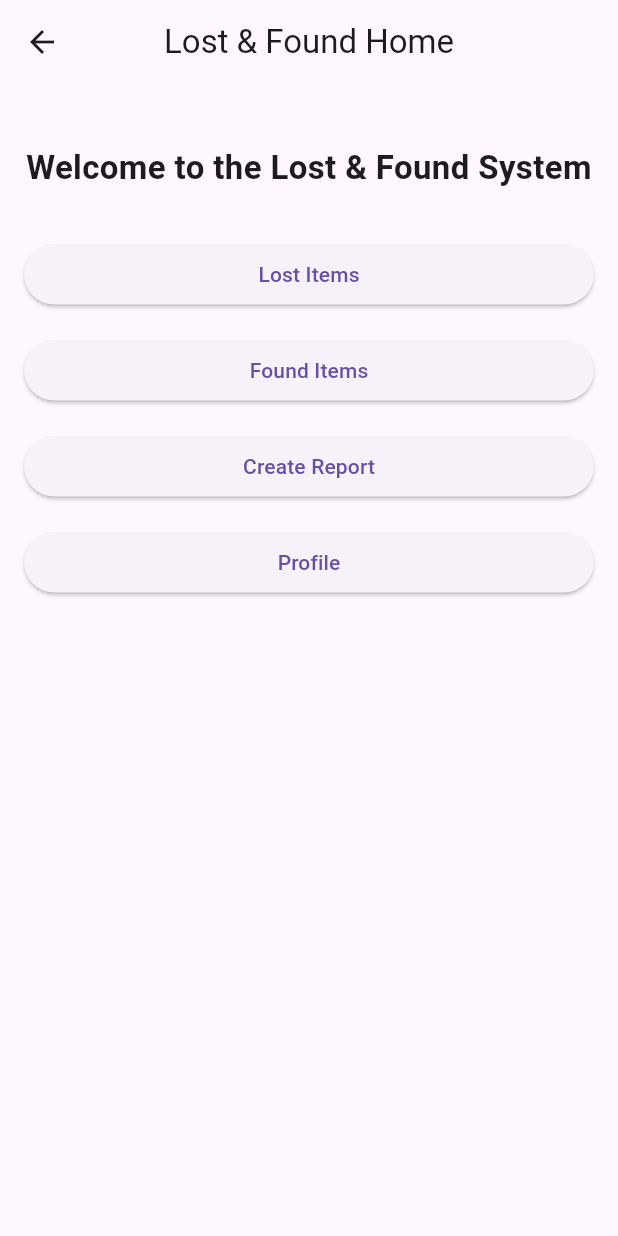
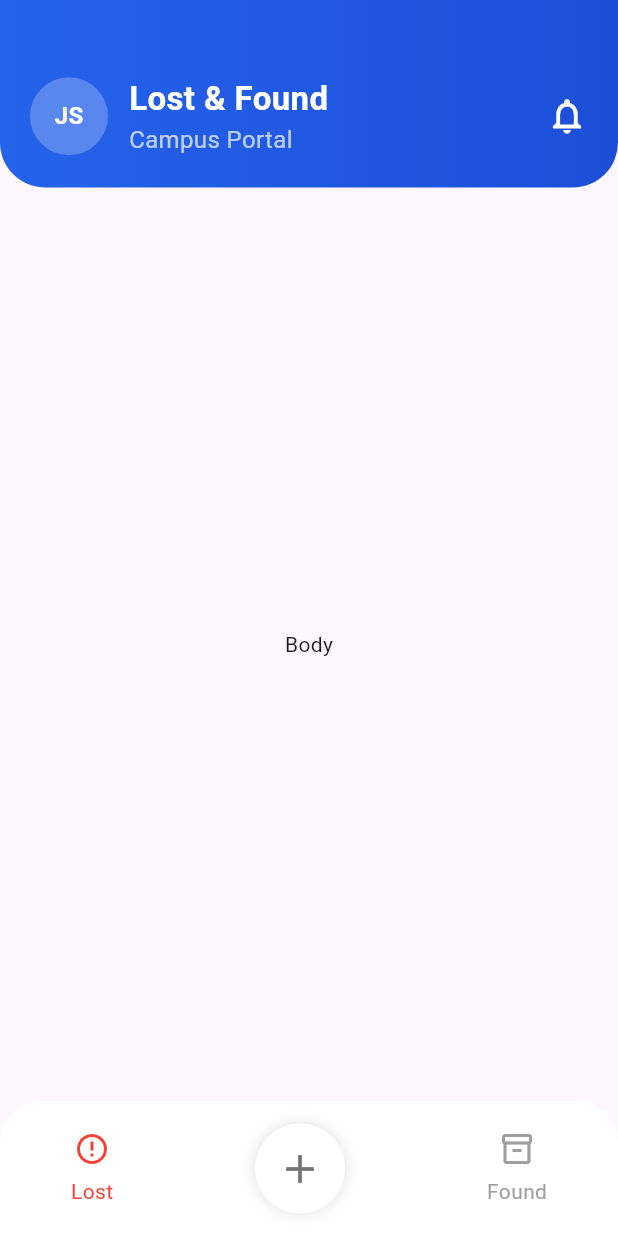
Before and after one commit to Oyunbldd/thesis, a Flutter app: the HomeView screen opened by its route, on a phone screen of 412 x 824 dp. Run offline on Flutter 3.47's test engine with Material 3 defaults, Android fonts, the light colour scheme and no system bars.

Commit message:
feat:implement Bottom Navigation bar and Home header (#issue25)

```diff
--- a/lost_found_app/lib/views/home/home_view.dart
+++ b/lost_found_app/lib/views/home/home_view.dart
@@ -1,4 +1,6 @@
 import 'package:flutter/material.dart';
+import 'package:lost_found_app/widgets/bottom_nav_bar.dart';
+import 'package:lost_found_app/widgets/home_header.dart';
 
 class HomeView extends StatelessWidget {
   const HomeView({super.key});
@@ -6,49 +8,14 @@ class HomeView extends StatelessWidget {
   @override
   Widget build(BuildContext context) {
     return Scaffold(
-      appBar: AppBar(title: const Text('Lost & Found Home'), centerTitle: true),
-      body: Padding(
-        padding: const EdgeInsets.all(16),
-        child: Column(
-          crossAxisAlignment: CrossAxisAlignment.stretch,
-          children: [
-            const SizedBox(height: 24),
-            const Text(
-              'Welcome to the Lost & Found System',
-              textAlign: TextAlign.center,
-              style: TextStyle(fontSize: 22, fontWeight: FontWeight.bold),
-            ),
-            const SizedBox(height: 32),
-            ElevatedButton(
-              onPressed: () {
-                // Navigate to LostItemsView later
-              },
-              child: const Text('Lost Items'),
-            ),
-            const SizedBox(height: 16),
-            ElevatedButton(
-              onPressed: () {
-                // Navigate to FoundItemsView later
-              },
-              child: const Text('Found Items'),
-            ),
-            const SizedBox(height: 16),
-            ElevatedButton(
-              onPressed: () {
-                // Navigate to CreateReportView later
-              },
-              child: const Text('Create Report'),
-            ),
-            const SizedBox(height: 16),
-            ElevatedButton(
-              onPressed: () {
-                // Navigate to ProfileView later
-              },
-              child: const Text('Profile'),
-            ),
-          ],
-        ),
+      body: Column(
+        crossAxisAlignment: CrossAxisAlignment.stretch,
+        children: [
+          HomeHeader(),
+          Expanded(child: Center(child: Text("Body"))),
+        ],
       ),
+      bottomNavigationBar: const BottomNavBar(),
     );
   }
 }
--- /dev/null
+++ b/lost_found_app/lib/widgets/bottom_nav_bar.dart
@@ -0,0 +1,49 @@
+import 'package:flutter/material.dart';
+
+class BottomNavBar extends StatelessWidget {
+  const BottomNavBar({super.key});
+
+  @override
+  Widget build(BuildContext context) {
+    return Container(
+      height: 90,
+      decoration: const BoxDecoration(
+        color: Colors.white,
+        borderRadius: BorderRadius.vertical(top: Radius.circular(28)),
+      ),
+      child: Row(
+        mainAxisAlignment: MainAxisAlignment.spaceAround,
+        children: [
+          Column(
+            mainAxisAlignment: MainAxisAlignment.center,
+            children: const [
+              Icon(Icons.error_outline, color: Colors.red),
+              SizedBox(height: 6),
+              Text("Lost", style: TextStyle(color: Colors.red)),
+            ],
+          ),
+
+          Container(
+            width: 60,
+            height: 60,
+            decoration: const BoxDecoration(
+              color: Colors.white,
+              shape: BoxShape.circle,
+              boxShadow: [BoxShadow(blurRadius: 8, color: Colors.black12)],
+            ),
+            child: const Icon(Icons.add, size: 32, color: Colors.black54),
+          ),
+
+          Column(
+            mainAxisAlignment: MainAxisAlignment.center,
+            children: const [
+              Icon(Icons.inventory_2_outlined, color: Colors.grey),
+              SizedBox(height: 6),
+              Text("Found", style: TextStyle(color: Colors.grey)),
+            ],
+          ),
+        ],
+      ),
+    );
+  }
+}
--- /dev/null
+++ b/lost_found_app/lib/widgets/home_header.dart
@@ -0,0 +1,83 @@
+import 'package:flutter/material.dart';
+
+class HomeHeader extends StatelessWidget {
+  const HomeHeader({super.key});
+
+  @override
+  Widget build(BuildContext context) {
+    return Container(
+      height: 125,
+      width: double.infinity,
+      padding: const EdgeInsets.fromLTRB(20, 30, 20, 0),
+      decoration: const BoxDecoration(
+        gradient: LinearGradient(
+          colors: [Color(0xFF2563EB), Color(0xFF1D4ED8)],
+        ),
+        borderRadius: BorderRadius.only(
+          bottomLeft: Radius.circular(30),
+          bottomRight: Radius.circular(30),
+        ),
+      ),
+      child: Row(
+        mainAxisAlignment: MainAxisAlignment.spaceBetween,
+        children: [
+          Row(
+            children: [
+              const CircleAvatar(
+                radius: 26,
+                backgroundColor: Colors.white24,
+                child: Text(
+                  "JS",
+                  style: TextStyle(
+                    color: Colors.white,
+                    fontWeight: FontWeight.bold,
+                  ),
+                ),
+              ),
+              const SizedBox(width: 14),
+              Column(
+                mainAxisAlignment: MainAxisAlignment.center,
+                crossAxisAlignment: CrossAxisAlignment.start,
+                children: const [
+                  Text(
+                    "Lost & Found",
+                    style: TextStyle(
+                      color: Colors.white,
+                      fontSize: 22,
+                      fontWeight: FontWeight.bold,
+                    ),
+                  ),
+                  Text(
+                    "Campus Portal",
+                    style: TextStyle(color: Colors.white70, fontSize: 16),
+                  ),
+                ],
+              ),
+            ],
+          ),
+          Stack(
+            children: [
+              const Icon(
+                Icons.notifications_none,
+                size: 28,
+                color: Colors.white,
+              ),
+              // Positioned(
+              //   right: 0,
+              //   top: 0,
+              //   child: Container(
+              //     width: 10,
+              //     height: 10,
+              //     decoration: const BoxDecoration(
+              //       color: Colors.red,
+              //       shape: BoxShape.circle,
+              //     ),
+              //   ),
+              // ),
+            ],
+          ),
+        ],
+      ),
+    );
+  }
+}
```
Also changed, not shown: lost_found_app/lib/views/lost/lost_items_view.dart (+23 -0 lines), 1 other file.
